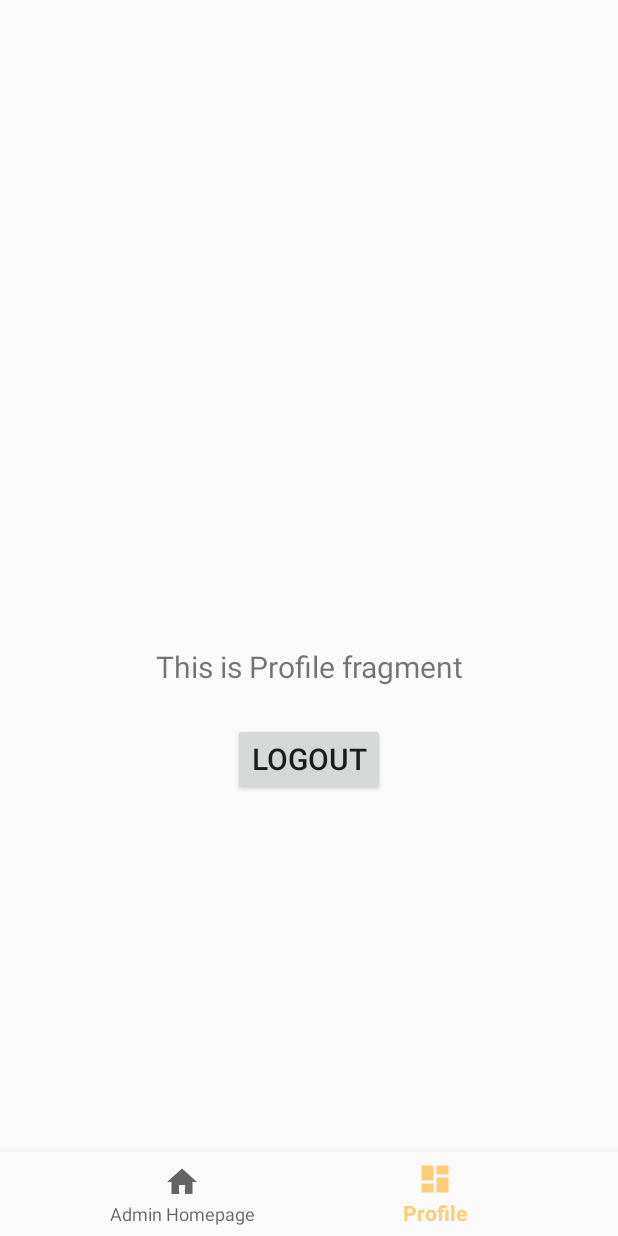
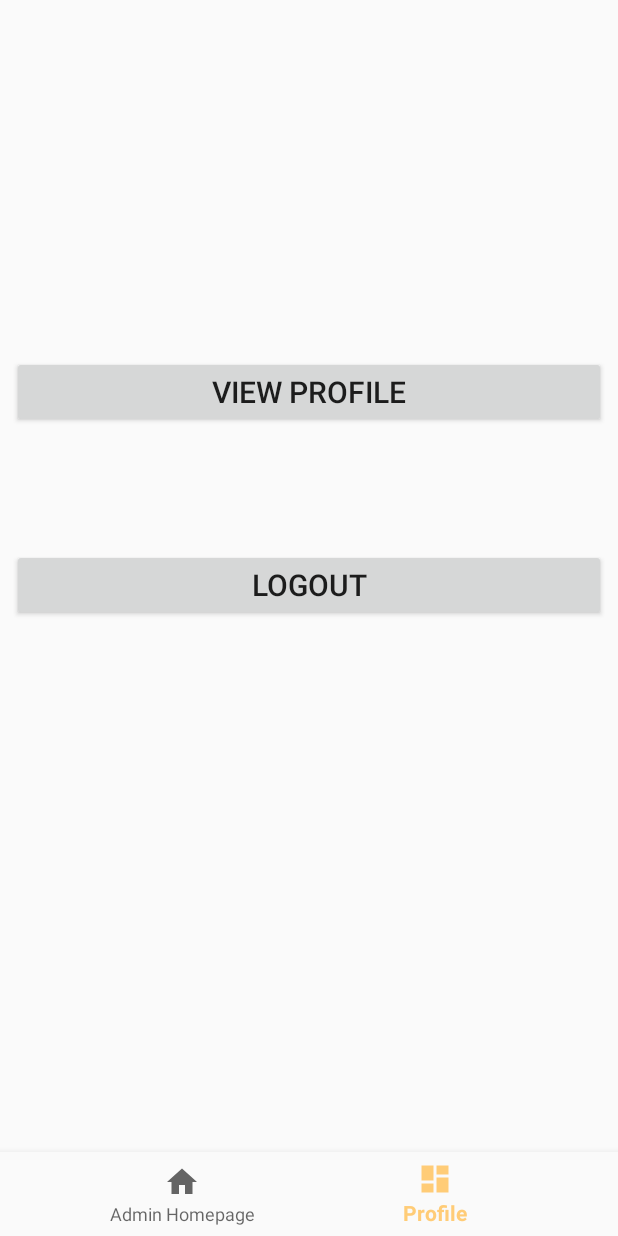
Before and after one commit to Astroleander/uta-assignment-project-team-4, an Android app: the ProfileFragment screen opened through its navigation route, on a phone screen of 412 x 824 dp. Run offline under Robolectric (Android 15) with nearby library versions, the phone set to English and light mode, and no system bars; our stand-ins replace navigation-ui.

Commit message:
function for uip 4

```diff
--- a/project/app/src/main/AndroidManifest.xml
+++ b/project/app/src/main/AndroidManifest.xml
@@ -9,7 +9,7 @@
         android:roundIcon="@mipmap/ic_launcher_round"
         android:supportsRtl="true"
         android:theme="@style/AppTheme">
-        <activity android:name=".ui.user.viewReservation.SpecificReservationActivity"></activity>
+        <activity android:name=".ui.user.viewReservation.SpecificReservationActivity" />
         <activity android:name=".ui.user.requestCar.SpecificCarActivity" />
         <activity android:name=".ui.user.requestCar.RequestCarActivity" />
         <activity android:name=".ui.user.viewReservation.ViewReservations" />
@@ -23,6 +23,10 @@
                 <category android:name="android.intent.category.LAUNCHER" />
             </intent-filter>
         </activity>
+        <activity android:name=".ui.profile.ViewProfileActivity"
+            android:label="Profile"
+            android:theme="@style/AppTheme.NoActionBar"
+            />
         <activity
             android:name=".ui.AdminActivity"
             android:label="@string/title_activity_admin"
--- a/project/app/src/main/java/mavs/uta/team4carental/ui/admin/AdminFragment.java
+++ b/project/app/src/main/java/mavs/uta/team4carental/ui/admin/AdminFragment.java
@@ -20,7 +20,7 @@ public class AdminFragment extends Fragment {
     private View root;
     public View onCreateView(@NonNull LayoutInflater inflater,
                              ViewGroup container, Bundle savedInstanceState) {
-        root = inflater.inflate(R.layout.fragment_user, container, false);
+        root = inflater.inflate(R.layout.fragment_admin, container, false);
         this.initView();
         return root;
     }
--- a/project/app/src/main/java/mavs/uta/team4carental/ui/profile/ProfileFragment.java
+++ b/project/app/src/main/java/mavs/uta/team4carental/ui/profile/ProfileFragment.java
@@ -10,6 +10,7 @@ import android.view.View;
 import android.view.ViewGroup;
 import android.widget.Button;
 import android.widget.TextView;
+import android.widget.Toast;
 
 import androidx.annotation.NonNull;
 import androidx.annotation.Nullable;
@@ -18,8 +19,10 @@ import androidx.lifecycle.Observer;
 import androidx.lifecycle.ViewModelProviders;
 import mavs.uta.team4carental.R;
 import mavs.uta.team4carental.ui.MainActivity;
+import mavs.uta.team4carental.utils.DBHelper;
 
 public class ProfileFragment extends Fragment {
+    public static final String PROFILE_TOKEN = "PROFILE";
 // ↓ elegant but complex way
 //    /* 与 activity 通信 */
 //    private ProfileListener activityCallback;
@@ -32,36 +35,52 @@ public class ProfileFragment extends Fragment {
 
     private ProfileViewModel profileViewModel;
     private View root;
+    private Activity activity;
 
     public View onCreateView(@NonNull LayoutInflater inflater,
                              ViewGroup container, Bundle savedInstanceState) {
-
+        activity = this.getActivity();
+        this.bindViewModel();
         this.bindView(inflater, container);
-        this.bindViewModel();
         return root;
     }
 
     private void bindView(LayoutInflater inflater, ViewGroup container) {
         this.root = inflater.inflate(R.layout.fragment_profile, container, false);
+        this.initLogoutButton();
+        this.initProfile();
+        this.initText();
+    }
 
+    private void initText() {
+
+    }
+
+    private void initProfile() {
+        String username = "";
+        if (activity != null) {
+            username = activity.getIntent().getStringExtra("userName");
+            profileViewModel.getUserInfo(activity, username).observe(this, u -> {
+                Button btn = root.findViewById(R.id.view_profile);
+                btn.setOnClickListener(v -> {
+                    Intent i = new Intent(activity, ViewProfileActivity.class);
+                    i.putExtra(PROFILE_TOKEN, u);
+                    this.startActivity(i);
+                });
+            });
+        }
+    }
+
+    private void initLogoutButton() {
         Button logoutButton = root.findViewById(R.id.logout);
-        Log.d("logoutButton", logoutButton.toString());
         logoutButton.setOnClickListener(v -> {
-            startActivity(new Intent(this.getContext(), MainActivity.class));
-            Activity activity = getActivity();
+            startActivity(new Intent(activity, MainActivity.class));
             if (activity != null) activity.finish();
         });
     }
 
     private void bindViewModel() {
-        final TextView textView = root.findViewById(R.id.text_dashboard);
         profileViewModel =
                 ViewModelProviders.of(this).get(ProfileViewModel.class);
-        profileViewModel.getText().observe(getViewLifecycleOwner(), new Observer<String>() {
-            @Override
-            public void onChanged(@Nullable String s) {
-                textView.setText(s);
-            }
-        });
     }
 }
--- a/project/app/src/main/java/mavs/uta/team4carental/ui/profile/ProfileViewModel.java
+++ b/project/app/src/main/java/mavs/uta/team4carental/ui/profile/ProfileViewModel.java
@@ -1,14 +1,27 @@
 package mavs.uta.team4carental.ui.profile;
+
+import android.content.Context;
+import android.util.Log;
+
+import java.lang.reflect.Array;
+import java.util.ArrayList;
+import java.util.Arrays;
 
 import androidx.lifecycle.LiveData;
 import androidx.lifecycle.MutableLiveData;
 import androidx.lifecycle.ViewModel;
+import mavs.uta.team4carental.pojo.Car;
+import mavs.uta.team4carental.pojo.User;
+import mavs.uta.team4carental.utils.DBHelper;
+import mavs.uta.team4carental.utils.EnumTable;
 
 public class ProfileViewModel extends ViewModel {
 
     private MutableLiveData<String> mText;
+    private MutableLiveData<User> mUser;
 
     public ProfileViewModel() {
+        mUser = new MutableLiveData<>();
         mText = new MutableLiveData<>();
         mText.setValue("This is Profile fragment");
     }
@@ -16,4 +29,30 @@ public class ProfileViewModel extends ViewModel {
     public LiveData<String> getText() {
         return mText;
     }
+
+    public LiveData<User> getUserInfo(Context context, String username) {
+        String[] q = new String[]{username};
+        DBHelper dbHelper = new DBHelper(context.getApplicationContext());
+//        User[] user_list = dbHelper.queryUser(EnumTable.User.USERNAME + "?=\"", q);
+//        User result = user_list[0];
+        User result = new User(
+                "alice",
+                "123456",
+                "admin",
+                "13331110",
+                "alicece",
+                "alice",
+                "1331331133",
+                "a@b.com",
+                "da 10 no 10",
+                "ALT",
+                "Teaxs",
+                "a103",
+                "",
+                ""
+                );
+        mUser.setValue(result);
+        return mUser;
+    }
+
 }
--- a/project/app/src/main/res/layout/fragment_profile.xml
+++ b/project/app/src/main/res/layout/fragment_profile.xml
@@ -6,31 +6,34 @@
     android:layout_height="match_parent"
     tools:context=".ui.profile.ProfileFragment">
 
-    <TextView
-        android:id="@+id/text_dashboard"
+    <Button
+        android:id="@+id/logout"
+        android:text="@string/action_logout"
         android:layout_width="match_parent"
         android:layout_height="wrap_content"
         android:layout_marginStart="8dp"
-        android:layout_marginTop="8dp"
-        android:layout_marginEnd="8dp"
-        android:textAlignment="center"
-        android:textSize="20sp"
-        app:layout_constraintBottom_toBottomOf="parent"
-        app:layout_constraintEnd_toEndOf="parent"
-        app:layout_constraintStart_toStartOf="parent"
-        app:layout_constraintTop_toTopOf="parent" />
-
-    <Button
-        android:id="@+id/logout"
-        android:text="@string/action_logout"
-        android:layout_width="wrap_content"
-        android:layout_height="wrap_content"
-        android:layout_marginStart="8dp"
-        android:layout_marginTop="24dp"
+        android:layout_marginBottom="100dp"
         android:layout_marginEnd="8dp"
         android:textAlignment="center"
         android:textSize="20sp"
         app:layout_constraintEnd_toEndOf="parent"
         app:layout_constraintStart_toStartOf="parent"
-        app:layout_constraintTop_toBottomOf="@id/text_dashboard" />
+        app:layout_constraintTop_toTopOf="parent"
+        app:layout_constraintBottom_toBottomOf="parent" />
+
+    <Button
+        android:id="@+id/view_profile"
+        android:text="@string/view_profile"
+        android:layout_width="match_parent"
+        android:layout_height="wrap_content"
+        android:layout_marginStart="8dp"
+        android:layout_marginTop="100dp"
+        android:layout_marginEnd="8dp"
+        android:textAlignment="center"
+        android:textSize="20sp"
+        app:layout_constraintEnd_toEndOf="parent"
+        app:layout_constraintStart_toStartOf="parent"
+        app:layout_constraintTop_toTopOf="parent"
+        app:layout_constraintBottom_toTopOf="@id/logout"
+        />
 </androidx.constraintlayout.widget.ConstraintLayout>
--- a/project/app/src/main/res/values/strings.xml
+++ b/project/app/src/main/res/values/strings.xml
@@ -30,4 +30,7 @@
     <string name="onstar">onStar</string>
     <string name="gps">GPS</string>
     <string name="siriusxm">SiriusXM</string>
+    <string name="prompt_name">Name</string>
+    <string name="edit">Edit</string>
+    <string name="view_profile">View Profile</string>
 </resources>
```
Also changed, not shown: project/app/src/main/java/mavs/uta/team4carental/ui/profile/ViewProfileActivity.java (added, +81 -0 lines), project/app/src/main/res/layout/activity_view_profile.xml (added, +310 -0 lines).
